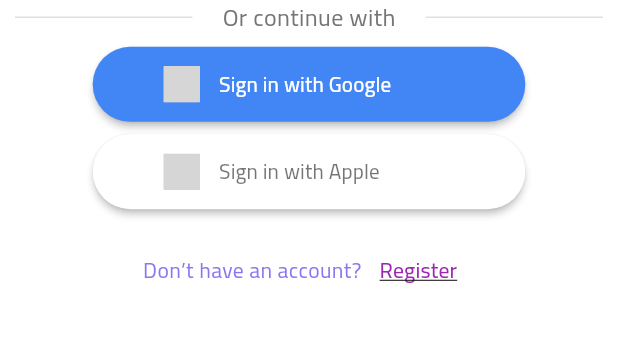
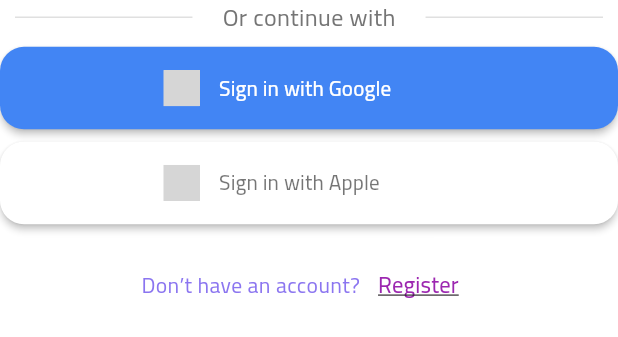
Before and after one commit to Ahmed-Hamdy-911/Jot-Do, a Flutter app: the LoginExtrasWidget widget shown alone on an empty page, opened directly, on a phone screen of 412 x 824 dp. Shown: the top 337 px of the screen. Run offline on Flutter 3.47's test engine with Material 3 defaults, Android fonts, the phone set to English and light mode, and no system bars; our stand-ins replace animated_splash_screen, bloc, firebase_auth, firebase_core, flutter_bloc, flutter_signin_button and 8 more; missing offline and left inert: dynamic_height_grid_view; accounts and stored records are empty; grey boxes are pictures that could not be loaded.

Commit message:
`Removed unused imports and updated widget sizes and constants`

```diff
--- a/lib/features/auth/data/repository/auth_repo_impl.dart
+++ b/lib/features/auth/data/repository/auth_repo_impl.dart
@@ -1,6 +1,5 @@
 import 'package:firebase_auth/firebase_auth.dart';
 import 'package:flutter/material.dart';
-import 'package:google_sign_in/google_sign_in.dart';
 
 import '../domain/auth_repository.dart';
 
--- a/lib/features/auth/presentation/widgets/login_extras_widgets.dart
+++ b/lib/features/auth/presentation/widgets/login_extras_widgets.dart
@@ -22,8 +22,7 @@ class LoginExtrasWidget extends StatelessWidget {
         CustomTextAndTextButton(
             textTitle: S.of(context).dont_have_account,
             textButtonTitle: S.of(context).register,
-            fontSize:
-                screenWidth < 600 ? screenWidth * 0.035 : screenWidth * 0.015,
+            fontSize: screenWidth < 600 ? 15 : 17,
             onPressed: () {
               Navigator.pushNamed(context, AppRoutes.register);
             }),
--- a/lib/features/auth/presentation/widgets/social_auth_widget.dart
+++ b/lib/features/auth/presentation/widgets/social_auth_widget.dart
@@ -1,5 +1,6 @@
 import 'package:flutter/material.dart';
 import 'package:flutter_signin_button/flutter_signin_button.dart';
+import '../../../../core/constants/constant.dart';
 import '../../../../core/widgets/constants_spaces_widgets.dart';
 import '../../../../generated/l10n.dart';
 
@@ -10,34 +11,33 @@ class SocialAuthWidget extends StatelessWidget {
 
   @override
   Widget build(BuildContext context) {
+    var screenWidth = MediaQuery.sizeOf(context).width;
+
     return Center(
       child: Column(
         children: [
           Container(
-            width: MediaQuery.sizeOf(context).width < 600
-                ? MediaQuery.sizeOf(context).width * 0.7
-                : MediaQuery.sizeOf(context).width * 0.5,
-            height: 50,
+            width: screenWidth < 600 ? screenWidth : screenWidth * 0.5,
+            height: 55,
             child: SignInButton(
               Buttons.GoogleDark,
+              width: screenWidth < 600 ? screenWidth * 0.55 : screenWidth * 0.5,
               text: S.of(context).google,
               shape: RoundedRectangleBorder(
-                borderRadius: BorderRadius.circular(50),
+                borderRadius: BorderRadius.circular(AppConstants.kRadius),
               ),
               onPressed: () {},
             ),
           ),
           const SmallSpace(),
           Container(
-            width: MediaQuery.sizeOf(context).width < 600
-                ? MediaQuery.sizeOf(context).width * 0.7
-                : MediaQuery.sizeOf(context).width * 0.5,
-            height: 50,
+            width: screenWidth < 600 ? screenWidth : screenWidth * 0.5,
+            height: 55,
             child: SignInButton(
               Buttons.Apple,
               text: S.of(context).apple,
               shape: RoundedRectangleBorder(
-                borderRadius: BorderRadius.circular(50),
+                borderRadius: BorderRadius.circular(AppConstants.kRadius),
               ),
               onPressed: () {},
             ),
--- a/lib/features/splash/data/repository/splash_repo.dart
+++ b/lib/features/splash/data/repository/splash_repo.dart
@@ -4,7 +4,6 @@ import '../../../../core/helper/cache_helper.dart';
 import '../../../auth/data/domain/auth_repository.dart';
 import '../../../auth/presentation/views/emailAndPassword/login_view.dart';
 import '../../../home/presentation/views/home_view.dart';
-import '../../../on_boarding/presentation/views/on_boarding_view.dart';
 
 class SplashRepo {
   final AuthRepository authRepository;
```
